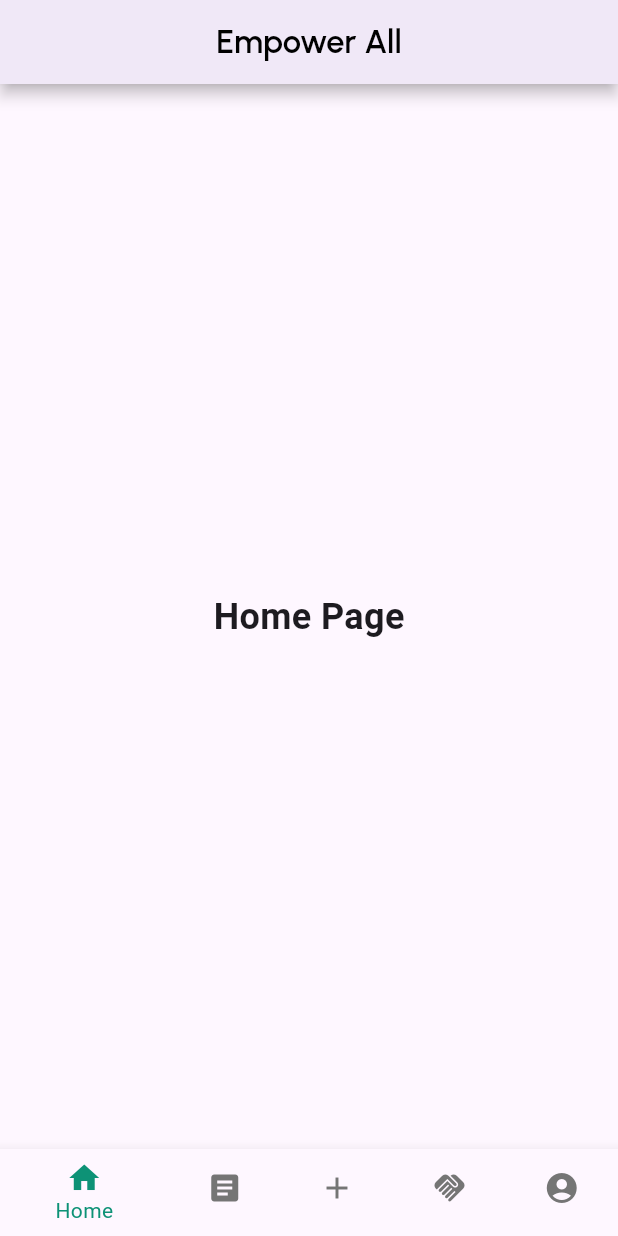
After one commit to krish-1604/DEVSOC-24, a Flutter app: the Home screen opened directly, on a phone screen of 412 x 824 dp. The commit adds this screen. Run offline on Flutter 3.47's test engine with Material 3 defaults, Android fonts, the light colour scheme and no system bars; our stand-ins replace google_fonts.

Commit message:
4th commit

```diff
--- /dev/null
+++ b/lib/home.dart
@@ -0,0 +1,76 @@
+import 'package:flutter/material.dart';
+import 'package:google_fonts/google_fonts.dart';
+
+class Home extends StatefulWidget {
+  @override
+  _HomePageState createState() => _HomePageState();
+}
+
+class _HomePageState extends State<Home> {
+  int _selectedIndex = 0;
+
+  void _onItemTapped(int index) {
+    setState(() {
+      _selectedIndex = index;
+    });
+  }
+
+  @override
+  Widget build(BuildContext context) {
+    return Scaffold(
+      appBar: AppBar(
+        elevation: 4,
+        shadowColor: Colors.black,
+        automaticallyImplyLeading: false,
+        title: Text(
+          'Empower All',
+          style: GoogleFonts.urbanist(
+            textStyle: TextStyle(
+              fontSize: 21.78,
+              fontWeight: FontWeight.w600,
+              color: Colors.black,
+            ),
+          ),
+        ),
+        centerTitle: true,
+      ),
+      body: Center(
+        child: Text(
+          'Home Page',
+          style: TextStyle(
+            fontSize: 24.0,
+            fontWeight: FontWeight.bold,
+          ),
+        ),
+      ),
+      bottomNavigationBar: BottomNavigationBar(
+        items: const <BottomNavigationBarItem>[
+          BottomNavigationBarItem(
+            icon: Icon(Icons.home),
+            label: 'Home',
+          ),
+          BottomNavigationBarItem(
+            icon: Icon(Icons.article),
+            label: 'Blog',
+          ),
+          BottomNavigationBarItem(
+            icon: Icon(Icons.add),
+            label: 'New Post',
+          ),
+          BottomNavigationBarItem(
+            icon: Icon(Icons.handshake),
+            label: 'NGOs',
+          ),
+          BottomNavigationBarItem(
+            icon: Icon(Icons.account_circle),
+            label: 'Profile',
+          ),
+        ],
+        currentIndex: _selectedIndex,
+        selectedItemColor: Color.fromRGBO(13, 146, 118, 1),
+        unselectedItemColor: Color.fromRGBO(117, 117, 117, 1),
+        onTap: _onItemTapped,
+      ),
+    );
+  }
+}
--- a/lib/main.dart
+++ b/lib/main.dart
@@ -10,6 +10,9 @@ class MyApp extends StatelessWidget {
     return MaterialApp(
       debugShowCheckedModeBanner: false,
       home: Splash(),
+      theme: ThemeData(
+        visualDensity: VisualDensity.adaptivePlatformDensity,
+      ),
       routes: {
         '/Welcome': (context) => Welcome(),
       },
--- a/lib/onboarding/ob1.dart
+++ b/lib/onboarding/ob1.dart
@@ -1,3 +1,4 @@
+import 'package:empowerall/home.dart';
 import 'package:flutter/material.dart';
 import 'package:google_fonts/google_fonts.dart';
 
@@ -116,10 +117,10 @@ class _OnboardingState extends State<Onboarding> {
                   TextButton(
                     onPressed: () {
                       if (_currentPage == headings.length - 1) {
-                        // Navigator.push(
-                        //   context,
-                        //   MaterialPageRoute(builder: (context) => Signup()),
-                        // );
+                        Navigator.push(
+                          context,
+                          MaterialPageRoute(builder: (context) => Home()),
+                        );
                       } else {
                         _pageController.nextPage(
                           duration: Duration(milliseconds: 300),
```
